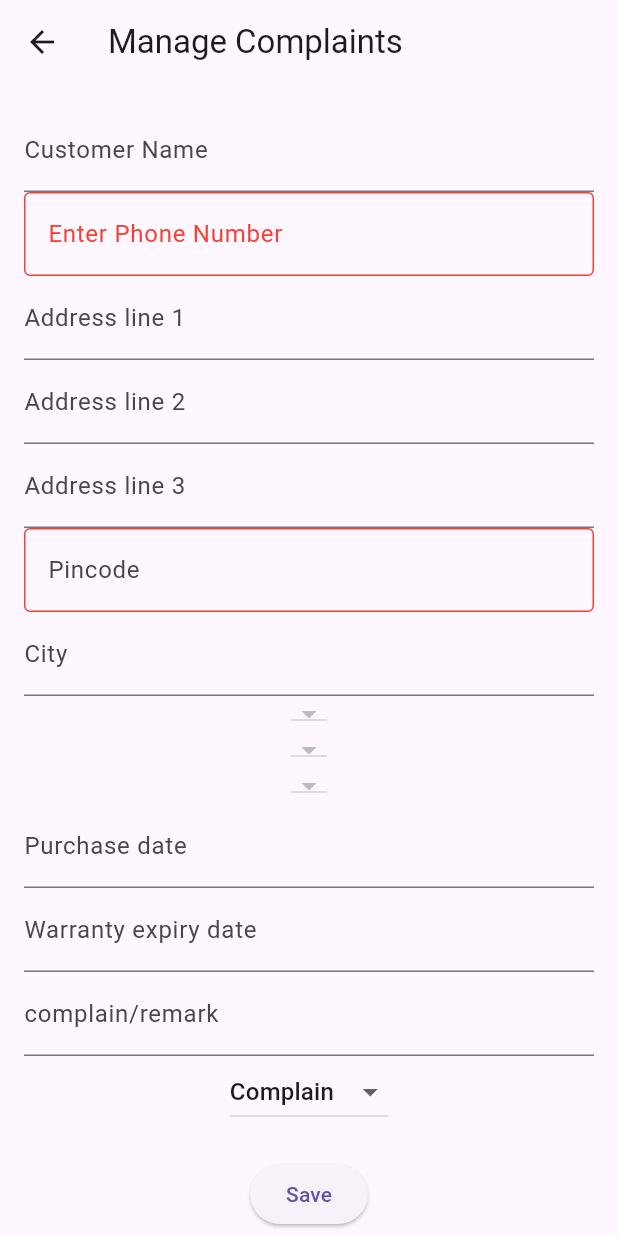
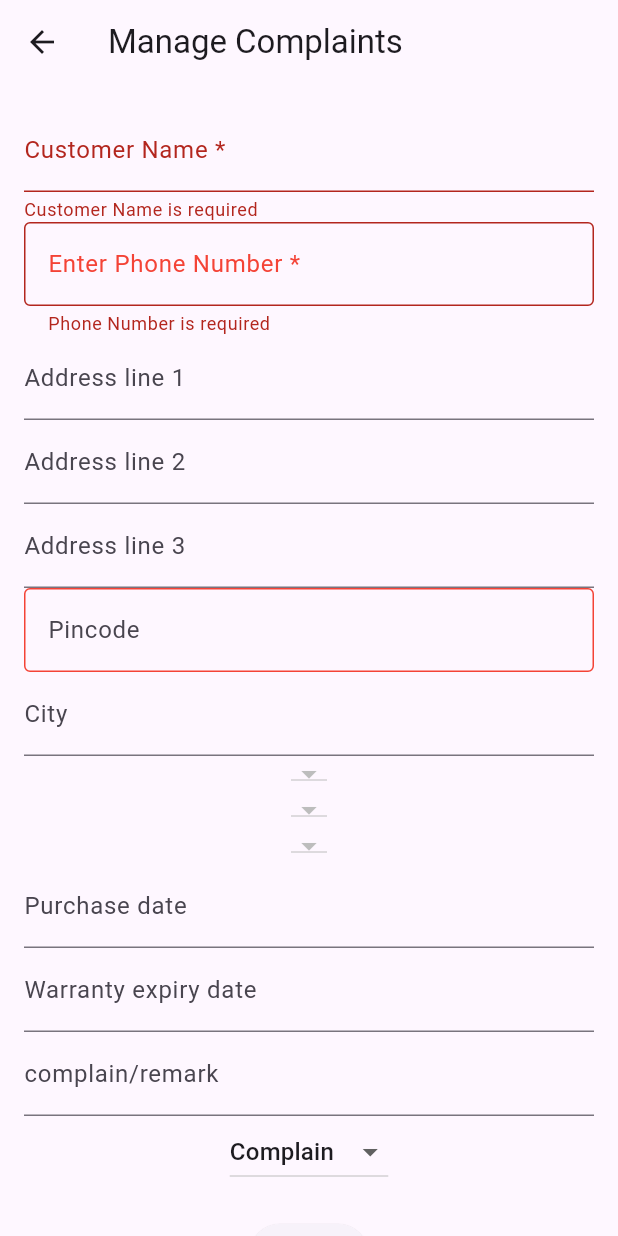
Before and after one commit to brughwani/lmrepaircrmapp, a Flutter app: the complaincollection screen opened directly with empty values, after a tap on "Save", on a phone screen of 412 x 824 dp. Run offline on Flutter 3.47's test engine with Material 3 defaults, Android fonts, the phone set to English and light mode, and no system bars; our stand-ins replace firebase_core, jwt_decoder, pdf, printing; accounts and stored records are empty; network calls fail.

Commit message:
feat: make customer name and phone number mandatory form fields with validation

```diff
--- a/lib/Complaints.dart
+++ b/lib/Complaints.dart
@@ -544,12 +544,27 @@ class _complaincollectionState extends State<complaincollection> {
               children: [
                 TextFormField(
                   controller: customerNameController,
-                  decoration: InputDecoration(labelText: "Customer Name"),
+                  decoration: const InputDecoration(labelText: "Customer Name *"),
+                  validator: (value) {
+                    if (value == null || value.trim().isEmpty) {
+                      return 'Customer Name is required';
+                    }
+                    return null;
+                  },
                 ),
                 TextFormField(
                     controller: mobileNoController,
+                    validator: (value) {
+                      if (value == null || value.trim().isEmpty) {
+                        return 'Phone Number is required';
+                      }
+                      if (value.trim().length != 10) {
+                        return 'Phone Number must be exactly 10 digits';
+                      }
+                      return null;
+                    },
                     decoration: InputDecoration(
-                      labelText: 'Enter Phone Number',
+                      labelText: 'Enter Phone Number *',
                       hintText: '10-digit phone number',
                       border: OutlineInputBorder(),
                       enabledBorder: mobileNoController.text.length < 10
@@ -693,6 +708,9 @@ class _complaincollectionState extends State<complaincollection> {
                   children: [
                     ElevatedButton(
                       onPressed: () async {
+                        if (!_formKey.currentState!.validate()) {
+                          return;
+                        }
                         final complaintNumber = await createservicerequest(
                             customerNameController.text,
                             mobileNoController.text,
```
